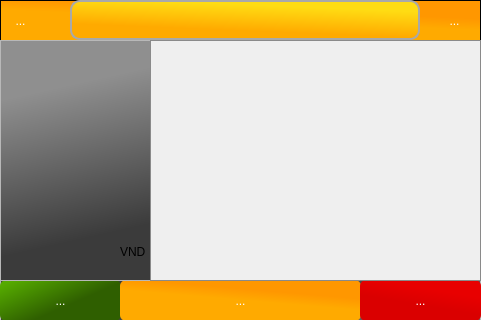
Qt form HPOS/productScreen.ui (MinniHai/HPoS_Pi) before a commit.
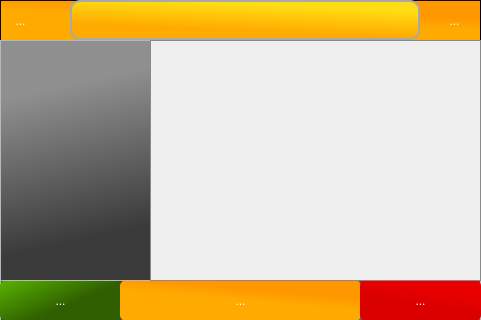
The same form after that commit. Icons and pictures are not drawn.

The edit to the form file:
```diff
--- a/HPOS/productScreen.ui
+++ b/HPOS/productScreen.ui
@@ -357,22 +357,6 @@
    <property name="frameShadow">
     <enum>QFrame::Raised</enum>
    </property>
-   <widget class="QLabel" name="label_7">
-    <property name="geometry">
-     <rect>
-      <x>120</x>
-      <y>187</y>
-      <width>28</width>
-      <height>51</height>
-     </rect>
-    </property>
-    <property name="styleSheet">
-     <string notr="true"/>
-    </property>
-    <property name="text">
-     <string>&lt;html&gt;&lt;head/&gt;&lt;body&gt;&lt;p&gt;VND&lt;/p&gt;&lt;/body&gt;&lt;/html&gt;</string>
-    </property>
-   </widget>
   </widget>
   <widget class="QScrollArea" name="scrollArea">
    <property name="geometry">
```
Left out of the diff: 3 changed lines with no effect on the pictures.
